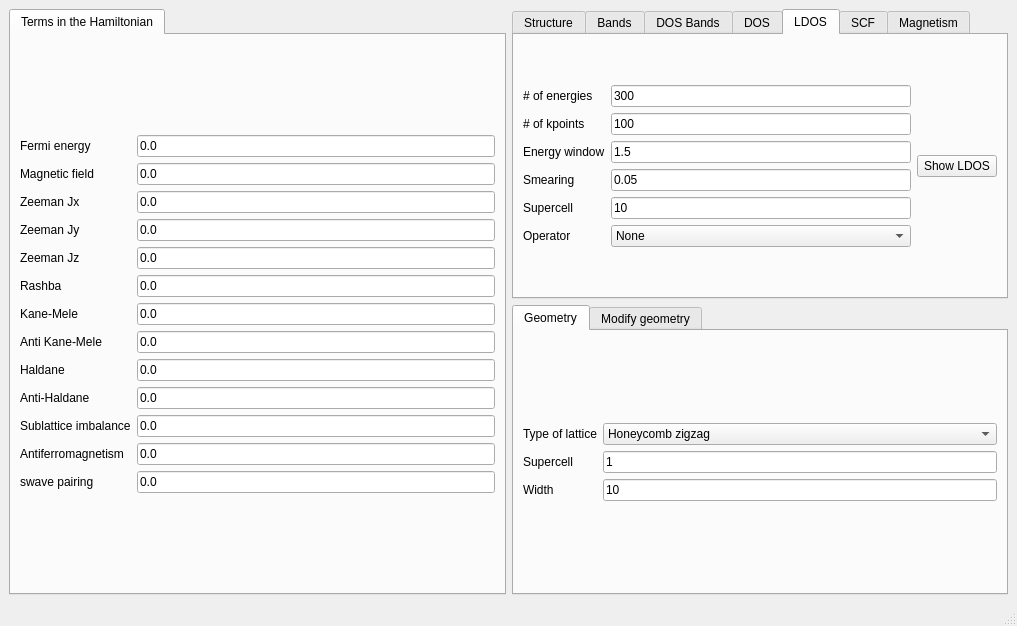
This is development/interface-pyqt/1d/interface.ui in joselado/quantum-honeycomp as Qt 5 draws it before an edit. The edited form follows.
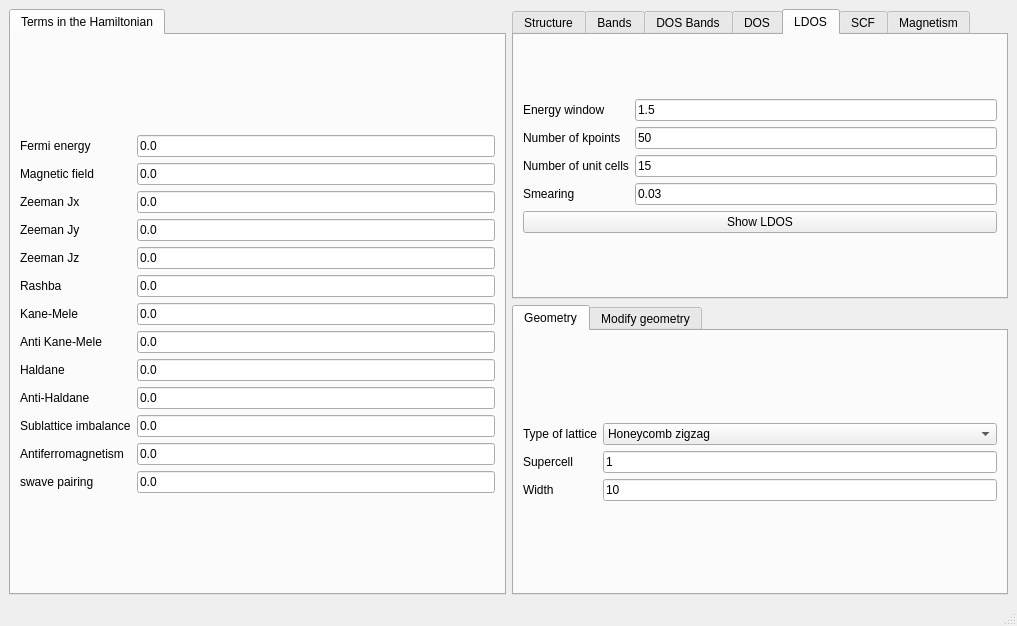
This is the edited form. The open tabs and pages were chosen to show the change.

What changed in the file:
```diff
--- a/development/interface-pyqt/1d/interface.ui
+++ b/development/interface-pyqt/1d/interface.ui
@@ -511,114 +511,86 @@
        <attribute name="title">
         <string>LDOS</string>
        </attribute>
-       <layout class="QGridLayout" name="gridLayout_15">
+       <layout class="QGridLayout" name="gridLayout_6">
         <item row="0" column="0">
-         <layout class="QGridLayout" name="gridLayout_6">
-          <item row="0" column="1">
-           <widget class="QLineEdit" name="ne_ldos">
-            <property name="text">
-             <string>300</string>
-            </property>
-           </widget>
-          </item>
+         <layout class="QGridLayout" name="gridLayout_22">
           <item row="3" column="1">
-           <widget class="QLineEdit" name="delta_ldos">
+           <widget class="QLineEdit" name="multildos_delta">
+            <property name="toolTip">
+             <string>Energy smearing</string>
+            </property>
             <property name="text">
-             <string>0.05</string>
+             <string>0.03</string>
             </property>
            </widget>
           </item>
           <item row="3" column="0">
-           <widget class="QLabel" name="label_20">
+           <widget class="QLabel" name="label_36">
             <property name="text">
              <string>Smearing</string>
             </property>
            </widget>
           </item>
-          <item row="1" column="1">
-           <widget class="QLineEdit" name="nk_ldos">
-            <property name="text">
-             <string>100</string>
-            </property>
-           </widget>
-          </item>
           <item row="0" column="0">
-           <widget class="QLabel" name="label_17">
+           <widget class="QLabel" name="label_42">
             <property name="text">
-             <string># of energies</string>
+             <string>Energy window</string>
+            </property>
+           </widget>
+          </item>
+          <item row="1" column="1">
+           <widget class="QLineEdit" name="multildos_nk">
+            <property name="toolTip">
+             <string>Number of kpoints used</string>
+            </property>
+            <property name="text">
+             <string>50</string>
+            </property>
+           </widget>
+          </item>
+          <item row="4" column="0" colspan="2">
+           <widget class="QPushButton" name="show_multildos">
+            <property name="text">
+             <string>Show LDOS</string>
+            </property>
+           </widget>
+          </item>
+          <item row="0" column="1">
+           <widget class="QLineEdit" name="multildos_ewindow">
+            <property name="toolTip">
+             <string>Energy window</string>
+            </property>
+            <property name="text">
+             <string>1.5</string>
             </property>
            </widget>
           </item>
           <item row="1" column="0">
-           <widget class="QLabel" name="label_18">
+           <widget class="QLabel" name="label_43">
             <property name="text">
-             <string># of kpoints</string>
+             <string>Number of kpoints</string>
             </property>
            </widget>
           </item>
           <item row="2" column="0">
-           <widget class="QLabel" name="label_19">
+           <widget class="QLabel" name="label_44">
             <property name="text">
-             <string>Energy window</string>
+             <string>Number of unit cells</string>
             </property>
            </widget>
           </item>
           <item row="2" column="1">
-           <widget class="QLineEdit" name="window_ldos">
-            <property name="text">
-             <string>1.5</string>
+           <widget class="QLineEdit" name="multildos_nrep">
+            <property name="toolTip">
+             <string>Number of replicas of the unit cell to plot</string>
             </property>
-           </widget>
-          </item>
-          <item row="4" column="1">
-           <widget class="QLineEdit" name="nsuper_ldos">
             <property name="text">
-             <string>10</string>
+             <string>15</string>
             </property>
            </widget>
           </item>
-          <item row="4" column="0">
-           <widget class="QLabel" name="label_21">
-            <property name="text">
-             <string>Supercell</string>
-            </property>
-           </widget>
-          </item>
-          <item row="5" column="0">
-           <widget class="QLabel" name="label_36">
-            <property name="text">
-             <string>Operator</string>
-            </property>
-           </widget>
-          </item>
-          <item row="5" column="1">
-           <widget class="QComboBox" name="operator_ldos">
-            <item>
-             <property name="text">
-              <string>None</string>
-             </property>
-            </item>
-            <item>
-             <property name="text">
-              <string>Current</string>
-             </property>
-            </item>
-            <item>
-             <property name="text">
-              <string>Spin current</string>
-             </property>
-            </item>
-           </widget>
-          </item>
          </layout>
         </item>
-        <item row="0" column="1">
-         <widget class="QPushButton" name="show_interactive_ldos">
-          <property name="text">
-           <string>Show LDOS</string>
-          </property>
-         </widget>
-        </item>
        </layout>
       </widget>
       <widget class="QWidget" name="tab">
```
